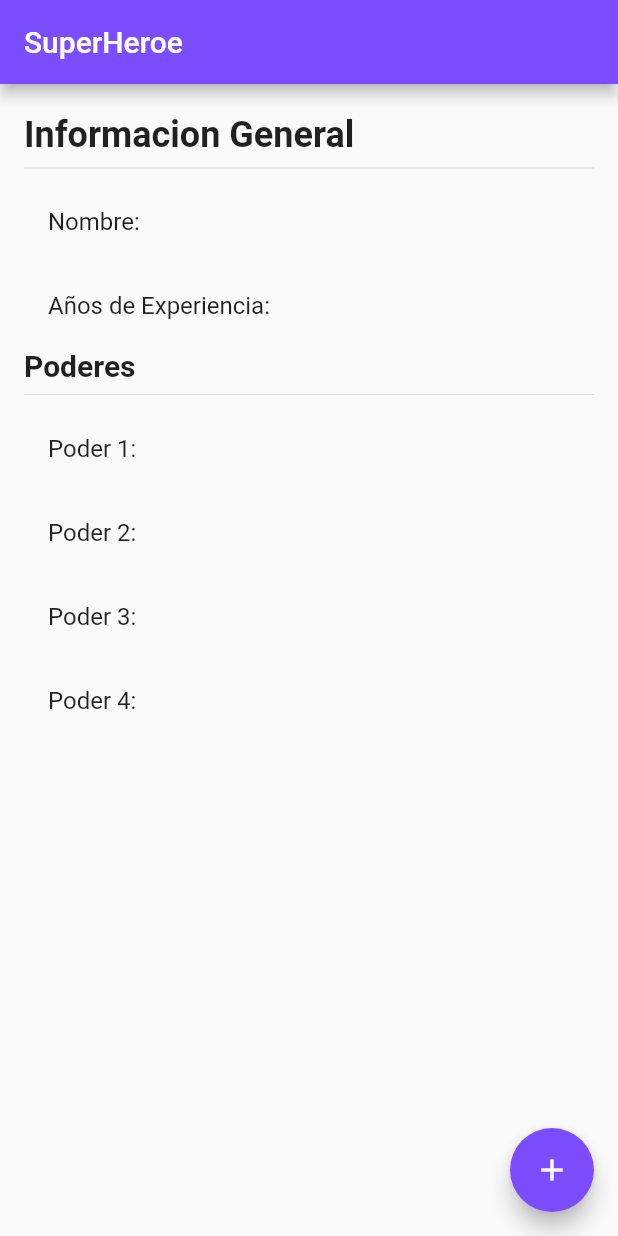
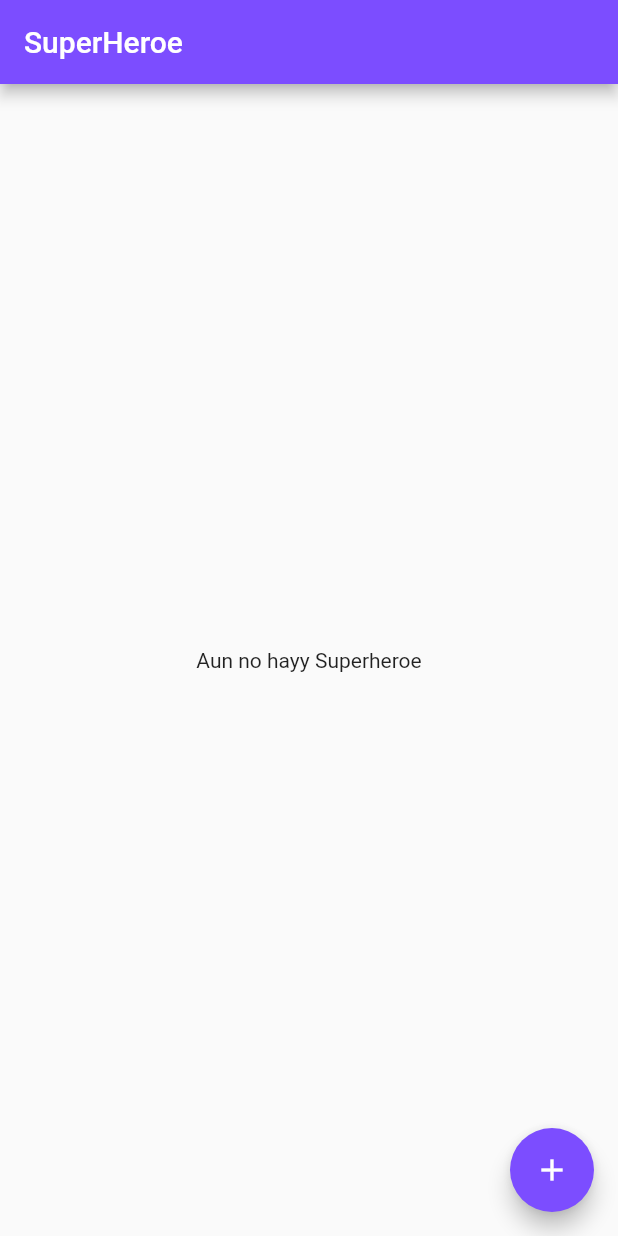
Before and after one commit to reynaldo57/flutter_codigo3_state, a Flutter app: the screen it shows after launch, on a phone screen of 412 x 824 dp. Run offline on Flutter 3.47's test engine with Material 2 defaults, Android fonts, the phone set to English and light mode, and no system bars; our stand-ins replace flutter_bloc.

Commit message:
Superheroe bloc 4

```diff
--- a/lib/pages/info_superhero_page_dart.dart
+++ b/lib/pages/info_superhero_page_dart.dart
@@ -1,6 +1,8 @@
 
 
 import 'package:flutter/material.dart';
+import 'package:flutter_bloc/flutter_bloc.dart';
+import 'package:flutter_codigo_3_state/bloc/superheroe/superheroe_bloc.dart';
 import 'package:flutter_codigo_3_state/pages/register_superhero_page.dart';
 
 class InfoSuperheroPage extends StatelessWidget {
@@ -20,7 +22,25 @@ class InfoSuperheroPage extends StatelessWidget {
         backgroundColor: Colors.deepPurpleAccent,
         child: Icon(Icons.add),
       ),
-      body: SingleChildScrollView(
+      body: BlocBuilder<SuperheroeBloc, SuperheroeState>(
+        builder: (context, state){
+          if(state.superheroeExist){
+            return InfoSuperheroeWidget();
+          }else{
+            return Center(child: Text("Aun no hayy Superheroe"),);
+          }
+
+        },
+      )
+    );
+  }
+}
+
+class InfoSuperheroeWidget extends StatelessWidget {
+
+  @override
+  Widget build(BuildContext context) {
+    return SingleChildScrollView(
       child: Padding(
         padding: EdgeInsets.symmetric(horizontal: 16, vertical: 20.0),
         child: Column(
@@ -65,7 +85,6 @@ class InfoSuperheroPage extends StatelessWidget {
           ],
         ),
       ),
-      ),
     );
   }
 }
```
Lines whose indentation alone changed are shown as unchanged.
